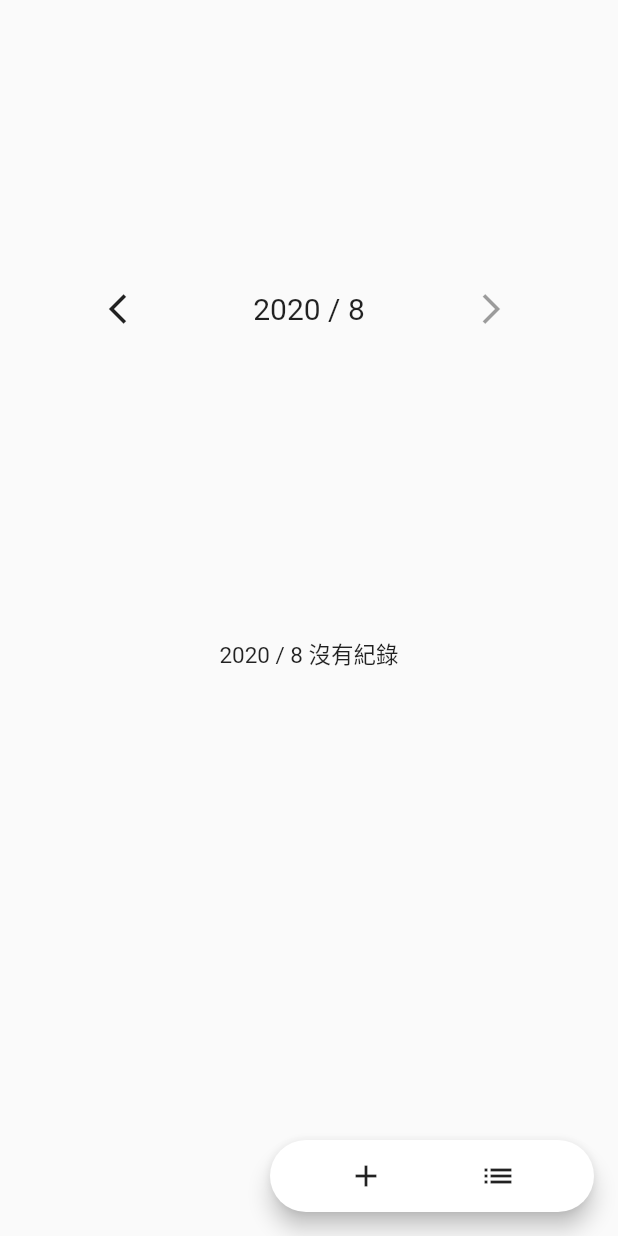
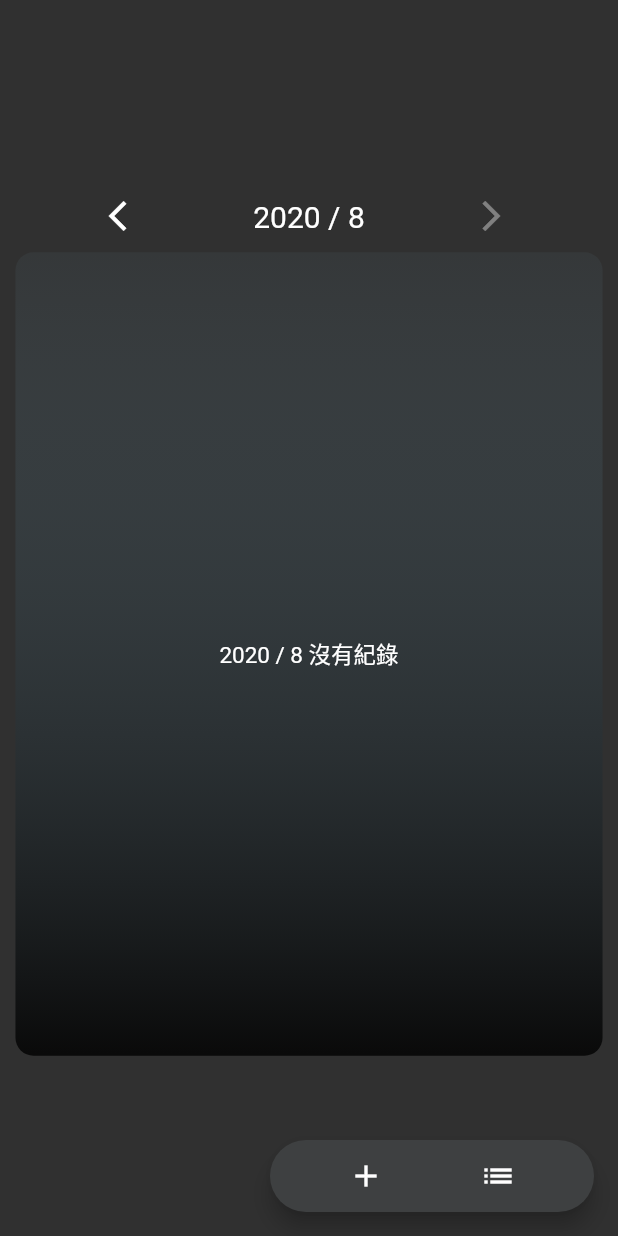
Before and after one commit to ALiao1432/blood_pressure_recorder, a Flutter app: the screen it shows after launch, after a tap on the "add" icon, on a phone screen of 412 x 824 dp. Run offline on Flutter 3.47's test engine with Material 2 defaults, Android fonts, the phone set to English and light mode, and no system bars; our stand-ins replace equatable, fl_chart, hive, hive_flutter, jiffy; missing offline and left inert: dough, flutter_rounded_date_picker; accounts and stored records are empty; generated files the repository leaves out were written again.

Commit message:
change theme

```diff
--- a/lib/constant.dart
+++ b/lib/constant.dart
@@ -1 +1,3 @@
 const bloodPressureBoxName = 'blood_pressure';
+const maxBloodPressure = 200.0;
+const minBloodPressure = 20.0;
--- a/lib/main.dart
+++ b/lib/main.dart
@@ -1,5 +1,6 @@
 import 'package:blood_pressure_recorder/constant.dart';
 import 'package:blood_pressure_recorder/model/blood_pressure.dart';
+import 'package:flutter/cupertino.dart';
 import 'package:flutter/material.dart';
 import 'package:hive/hive.dart';
 import 'package:hive_flutter/hive_flutter.dart';
@@ -24,11 +25,31 @@ class MyApp extends StatelessWidget {
   @override
   Widget build(BuildContext context) {
     return MaterialApp(
-      theme: ThemeData.light().copyWith(accentColor: Colors.grey),
+      theme: ThemeData.dark().copyWith(
+        textSelectionColor: const Color(0x7fff3311),
+        accentColor: Colors.grey,
+        textTheme: const TextTheme(
+          headline1: TextStyle(
+            fontSize: 28,
+            color: Color(0xff98a8b9),
+            fontWeight: FontWeight.w600,
+          ),
+          headline2: TextStyle(
+            fontSize: 20,
+            color: Color(0xffb0b0b0),
+          ),
+          headline6: TextStyle(
+            fontSize: 12,
+            color: Color(0xffb0b0b0),
+          ),
+        ),
+      ),
       debugShowCheckedModeBanner: false,
       localizationsDelegates: const [
         GlobalMaterialLocalizations.delegate,
         GlobalWidgetsLocalizations.delegate,
+        GlobalCupertinoLocalizations.delegate,
+        DefaultCupertinoLocalizations.delegate
       ],
       supportedLocales: const [
         Locale.fromSubtags(
--- a/lib/ui/page/chart_page.dart
+++ b/lib/ui/page/chart_page.dart
@@ -6,6 +6,7 @@ import 'package:blood_pressure_recorder/ui/widget/blood_pressure_chart.dart';
 import 'package:blood_pressure_recorder/ui/widget/date_header.dart';
 import 'package:blood_pressure_recorder/ui/widget/empty_data_hint.dart';
 import 'package:blood_pressure_recorder/ui/widget/extended_buttons.dart';
+import 'package:flutter/foundation.dart';
 import 'package:flutter/material.dart';
 import 'package:hive/hive.dart';
 import 'package:hive_flutter/hive_flutter.dart';
@@ -23,6 +24,10 @@ class _ChartPageState extends State<ChartPage> {
 
   @override
   Widget build(BuildContext context) {
+    final size = MediaQuery.of(context).size;
+    final isPortrait =
+        MediaQuery.of(context).orientation == Orientation.portrait;
+
     return Scaffold(
       body: ValueListenableBuilder(
         valueListenable:
@@ -30,7 +35,10 @@ class _ChartPageState extends State<ChartPage> {
         builder: (context, Box<BloodPressure> box, child) {
           final data = getMonthlyData(box, chartDisplayTime);
 
-          return Stack(
+          return SafeArea(
+            left: false,
+            right: false,
+            child: Stack(
               children: [
                 Center(
                   child: Column(
@@ -42,16 +50,28 @@ class _ChartPageState extends State<ChartPage> {
                         onIncreaseMonthPress: _onIncreaseMonthPress,
                       ),
                       AnimatedSwitcher(
-                      switchOutCurve: Curves.fastLinearToSlowEaseIn,
-                      switchInCurve: Curves.fastLinearToSlowEaseIn,
-                      transitionBuilder: (child, animation) => ScaleTransition(
-                        scale: animation,
-                        child: child,
+                        switchOutCurve: Curves.easeInOutQuint,
+                        switchInCurve: Curves.easeInOutQuint,
+                        transitionBuilder: (child, animation) =>
+                            FadeTransition(opacity: animation, child: child),
+                        duration: const Duration(milliseconds: 300),
+                        child: Container(
+                          decoration: BoxDecoration(
+                            borderRadius: const BorderRadius.all(Radius.circular(12)),
+                            gradient: LinearGradient(
+                              colors: [
+                                Colors.black.withOpacity(.8),
+                                Colors.blueGrey.withOpacity(.1),
+                              ],
+                              begin: Alignment.bottomCenter,
+                              end: Alignment.topCenter,
                             ),
-                      duration: const Duration(milliseconds: 500),
-                      child: AspectRatio(
+                          ),
                           key: ValueKey(data.isEmpty),
-                        aspectRatio: 1,
+                          width:
+                              isPortrait ? size.width * .95 : size.width * .8,
+                          height:
+                              isPortrait ? size.height * .65 : size.height * .5,
                           child: Padding(
                             padding: const EdgeInsets.all(20),
                             child: data.isEmpty
@@ -76,6 +96,7 @@ class _ChartPageState extends State<ChartPage> {
                   showAdderView: showAdderView,
                 ),
               ],
+            ),
           );
         },
       ),
--- a/lib/ui/widget/blood_pressure_adder.dart
+++ b/lib/ui/widget/blood_pressure_adder.dart
@@ -1,3 +1,4 @@
+import 'package:blood_pressure_recorder/constant.dart';
 import 'package:blood_pressure_recorder/model/blood_pressure.dart';
 import 'package:dough/dough.dart';
 import 'package:flutter/material.dart';
@@ -35,18 +36,10 @@ class _BloodPressureAdderState extends State<BloodPressureAdder> {
 
     return Container(
       width: _width * .8,
-      decoration: const ShapeDecoration(
-        shadows: [
-          BoxShadow(
-            color: Colors.black26,
-            offset: Offset(8, 8),
-            blurRadius: 3,
-          ),
-        ],
-        color: Colors.white,
-        shape: RoundedRectangleBorder(
-          borderRadius: BorderRadius.all(Radius.circular(20)),
-        ),
+      decoration: BoxDecoration(
+        border: Border.all(width: 2, color: Colors.grey),
+        color: const Color(0xff2e3032),
+        borderRadius: const BorderRadius.all(Radius.circular(12)),
       ),
       child: Padding(
         padding: const EdgeInsets.all(20),
@@ -107,7 +100,8 @@ class _BloodPressureAdderState extends State<BloodPressureAdder> {
                           const Icon(Icons.calendar_today),
                           const SizedBox(width: 10),
                           Text(
-                            DateFormat('yyyy / MM / dd').format(selectedDate ?? DateTime.now()),
+                            DateFormat('yyyy / MM / dd')
+                                .format(selectedDate ?? DateTime.now()),
                           ),
                         ],
                       ),
@@ -124,7 +118,7 @@ class _BloodPressureAdderState extends State<BloodPressureAdder> {
                           Radius.circular(10),
                         ),
                       ),
-                      color: Colors.white,
+                      color: const Color(0xff505050),
                       onPressed: () => handleRecordButtonPress(),
                       child: const PressableDough(
                         child: Text('紀錄'),
@@ -158,6 +152,13 @@ class _BloodPressureAdderState extends State<BloodPressureAdder> {
     if (value.isEmpty) {
       return '不能為空';
     }
+    final intValue = int.parse(value);
+    if (intValue > maxBloodPressure) {
+      return '超出範圍: $maxBloodPressure';
+    }
+    if (intValue < minBloodPressure) {
+      return '超出範圍: $minBloodPressure';
+    }
     return null;
   }
 
--- a/lib/ui/widget/blood_pressure_adder_form.dart
+++ b/lib/ui/widget/blood_pressure_adder_form.dart
@@ -31,7 +31,7 @@ class _BloodPressureAdderFormState extends State<BloodPressureAdderForm> {
       child: Align(
         alignment: FractionalOffset(
           widget.showAdderView ? .5 : .5,
-          widget.showAdderView ? .5 : 2,
+          widget.showAdderView ? .5 : 10,
         ),
         child: BloodPressureAdder(
           onAddBloodPressurePress: widget.onAddBloodPressurePress,
--- a/lib/ui/widget/extended_buttons.dart
+++ b/lib/ui/widget/extended_buttons.dart
@@ -26,7 +26,7 @@ class ExtendedButtons extends StatelessWidget {
     final rightIcon = mode == Mode.list ? Icons.insert_chart : Icons.list;
 
     return FloatingActionButton.extended(
-      backgroundColor: Colors.white,
+      backgroundColor: const Color(0xff3e4041),
       label: Row(
         children: [
           PressableDough(
@@ -40,6 +40,7 @@ class ExtendedButtons extends StatelessWidget {
               onPressed: onAddPress,
               child: const Icon(
                 Icons.add,
+                color: Colors.white,
               ),
             ),
           ),
@@ -52,13 +53,15 @@ class ExtendedButtons extends StatelessWidget {
                 ),
               ),
               onPressed: onRightPress,
-              child: Icon(rightIcon),
+              child: Icon(
+                rightIcon,
+                color: Colors.white
+              ),
             ),
           ),
         ],
       ),
-      onPressed: () {
-      },
+      onPressed: () {},
     );
   }
 }
```
Also changed, not shown: lib/ui/page/list_page.dart (+4 -6 lines), lib/ui/widget/blood_pressure_chart.dart (+49 -9 lines). Lines whose indentation alone changed are shown as unchanged.
